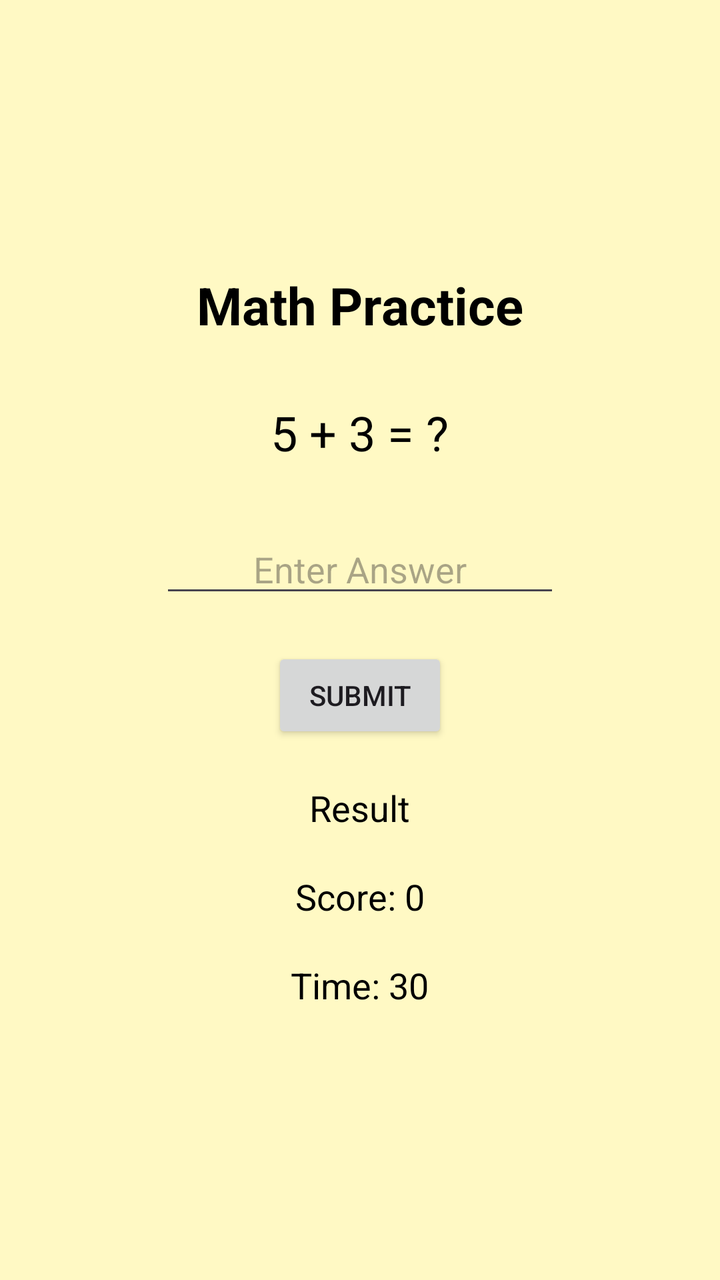
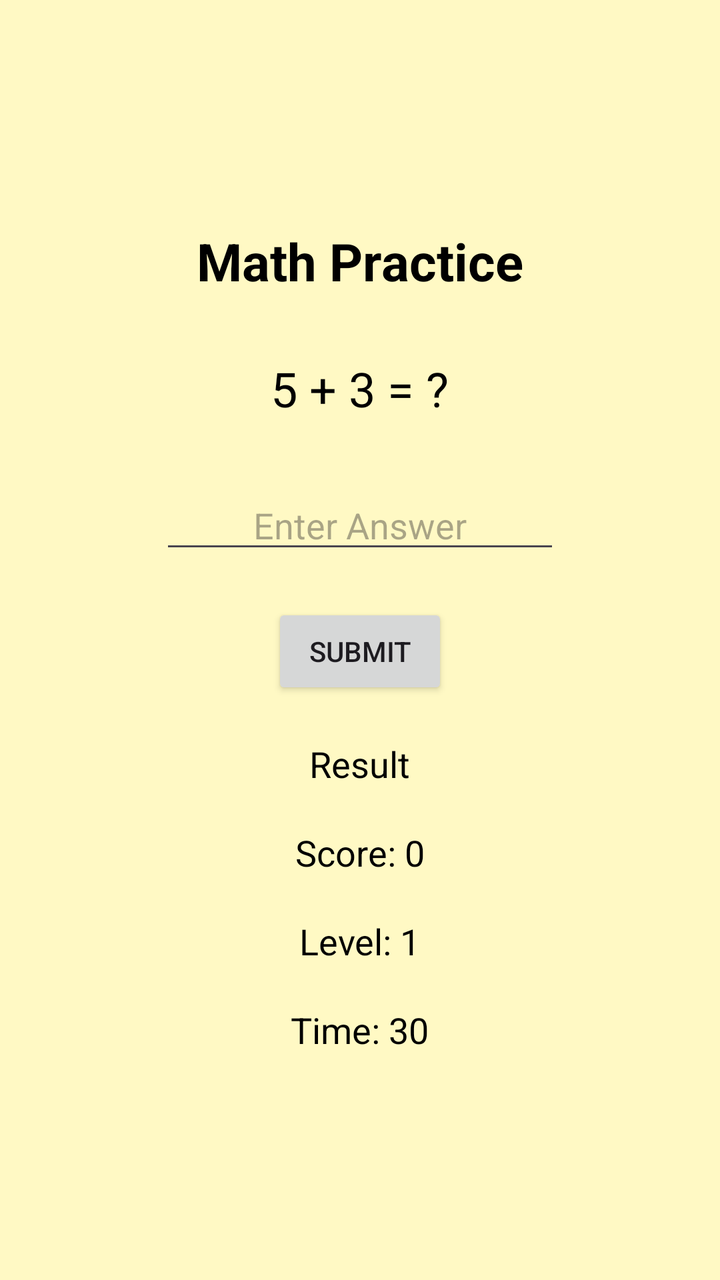

Before-and-after screenshots of an Android layout around one commit, followed by the original layout XML and the change that was made.
<!-- AndroidManifest.xml: application theme Theme.MathMasterKids -->
<!-- res/layout/activity_main.xml -->
<?xml version="1.0" encoding="utf-8"?>
<LinearLayout
    xmlns:android="http://schemas.android.com/apk/res/android"
    android:layout_width="match_parent"
    android:layout_height="match_parent"
    android:orientation="vertical"
    android:gravity="center"
    android:background="#FFF9C4"
    android:padding="20dp">

    
    <TextView
        android:id="@+id/titleText"
        android:layout_width="wrap_content"
        android:layout_height="wrap_content"
        android:text="Math Practice"
        android:textSize="26sp"
        android:textStyle="bold"
        android:textColor="#000000"
        android:layout_marginBottom="30dp"/>

    
    <TextView
        android:id="@+id/questionText"
        android:layout_width="wrap_content"
        android:layout_height="wrap_content"
        android:text="5 + 3 = ?"
        android:textSize="24sp"
        android:textColor="#000000"
        android:layout_marginBottom="30dp"/>

    
    <EditText
        android:id="@+id/answerInput"
        android:layout_width="200dp"
        android:layout_height="wrap_content"
        android:hint="Enter Answer"
        android:inputType="number"
        android:gravity="center"
        android:layout_marginBottom="20dp"/>

    
    <Button
        android:id="@+id/submitBtn"
        android:layout_width="wrap_content"
        android:layout_height="wrap_content"
        android:text="Submit"
        android:layout_marginBottom="20dp"/>

    
    <TextView
        android:id="@+id/resultText"
        android:layout_width="wrap_content"
        android:layout_height="wrap_content"
        android:text="Result"
        android:textSize="18sp"
        android:textColor="#000000"
        android:layout_marginBottom="20dp"/>

    
    <TextView
        android:id="@+id/scoreText"
        android:layout_width="wrap_content"
        android:layout_height="wrap_content"
        android:text="Score: 0"
        android:textSize="18sp"
        android:textColor="#000000"
        android:layout_marginBottom="20dp"/>

    
    <TextView
        android:id="@+id/timerText"
        android:layout_width="wrap_content"
        android:layout_height="wrap_content"
        android:text="Time: 30"
        android:textSize="18sp"
        android:textColor="#000000"/>

</LinearLayout>
<!-- resources referenced by this layout -->
<resources>
  <style name="Theme.MathMasterKids" parent="Base.Theme.MathMasterKids" />
  <style name="Base.Theme.MathMasterKids" parent="Theme.Material3.DayNight.NoActionBar">
          
          
      </style>
</resources>

<!-- the commit's change to res/layout/activity_main.xml (unified diff, before → after) -->
@@ -67,6 +67,15 @@
         android:textColor="#000000"
         android:layout_marginBottom="20dp"/>
 
+    <TextView
+        android:id="@+id/levelText"
+        android:layout_width="wrap_content"
+        android:layout_height="wrap_content"
+        android:text="Level: 1"
+        android:textSize="18sp"
+        android:textColor="#000000"
+        android:layout_marginBottom="20dp"/>
+
     
     <TextView
         android:id="@+id/timerText"
